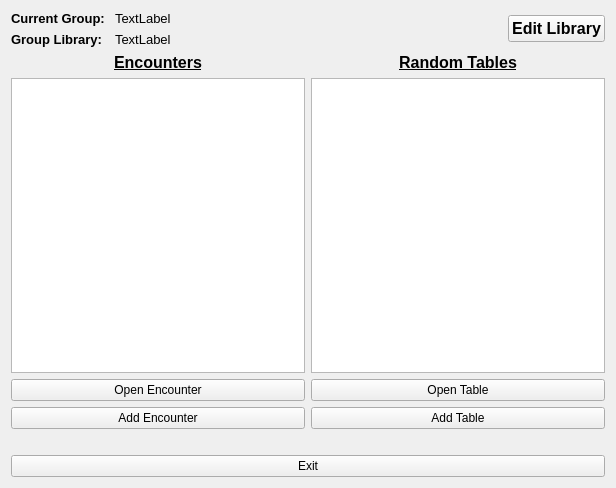
Above: activeGroup.ui from PhilCuster/Dungeon_Journal before the change. Below: the same form after it.
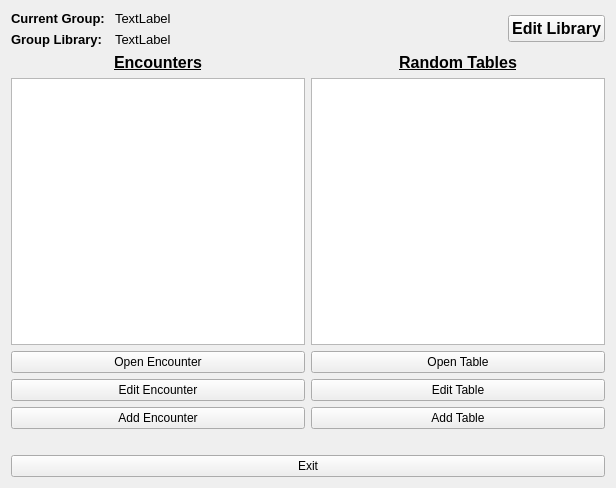
That is the form after the change.

Commit message: Added button to remove items from new encounter.  Started to add ability to edit encounter.

```diff
--- a/activeGroup.ui
+++ b/activeGroup.ui
@@ -126,6 +126,13 @@
          </property>
         </widget>
        </item>
+       <item>
+        <widget class="QPushButton" name="editEncounterButton">
+         <property name="text">
+          <string>Edit Encounter</string>
+         </property>
+        </widget>
+       </item>
        <item>
         <widget class="QPushButton" name="addEncounterButton">
          <property name="text">
@@ -165,6 +172,13 @@
          </property>
         </widget>
        </item>
+       <item>
+        <widget class="QPushButton" name="editTableButton">
+         <property name="text">
+          <string>Edit Table</string>
+         </property>
+        </widget>
+       </item>
        <item>
         <widget class="QPushButton" name="addTableButton">
          <property name="text">
```
The commit also changes 13 other files.
